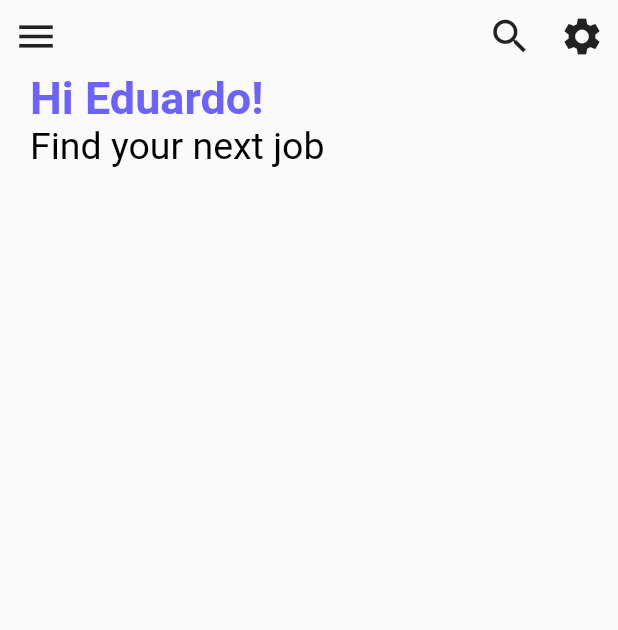
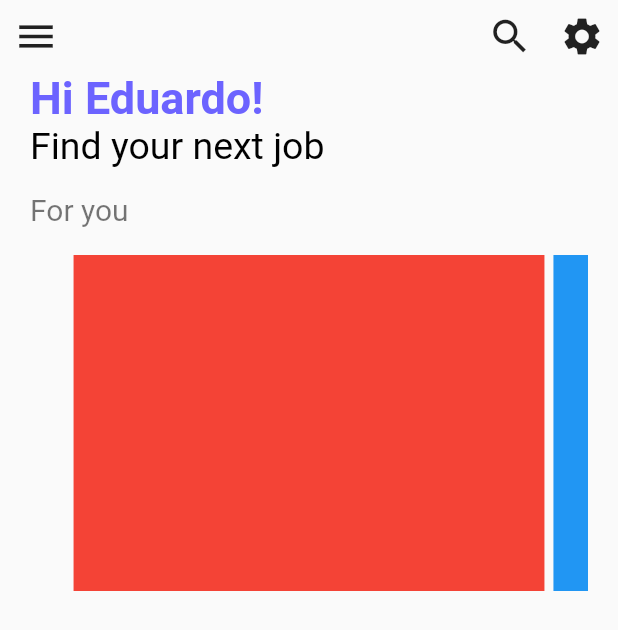
Before and after one commit to Edu-Maturana/flutter-jobs, a Flutter app: the screen it shows after launch, on a phone screen of 412 x 824 dp. Shown: the top 630 px of the screen. Run offline on Flutter 3.47's test engine with Material 2 defaults, Android fonts, the phone set to English and light mode, and no system bars; drawn by our look-alikes of carousel_slider.

Commit message:
add jobs carousel mockups

```diff
--- /dev/null
+++ b/lib/components/job_carousel.dart
@@ -0,0 +1,29 @@
+import 'package:flutter/material.dart';
+import 'package:carousel_slider/carousel_slider.dart';
+
+class JobCarousel extends StatelessWidget {
+  @override
+  Widget build(BuildContext context) {
+    return CarouselSlider(
+      options: CarouselOptions(
+          height: 230,
+          reverse: false,
+          viewportFraction: 0.86,
+          enableInfiniteScroll: false),
+      items: <Widget>[
+        Container(
+          color: Colors.red,
+          margin: EdgeInsets.all(3.0),
+        ),
+        Container(
+          color: Colors.blue,
+          margin: EdgeInsets.all(3.0),
+        ),
+        Container(
+          color: Colors.green,
+          margin: EdgeInsets.all(3.0),
+        ),
+      ],
+    );
+  }
+}
--- a/lib/screens/main_screen.dart
+++ b/lib/screens/main_screen.dart
@@ -1,4 +1,5 @@
 import 'package:flutter/material.dart';
+import 'package:flutter_1/components/job_carousel.dart';
 
 // create main screen
 class MainScreen extends StatelessWidget {
@@ -55,6 +56,11 @@ class MainScreen extends StatelessWidget {
               'Find your next job',
               style: Theme.of(context).textTheme.headline4,
             ),
+            Text(""),
+            Text("For you",
+                style: TextStyle(fontSize: 20, color: Colors.black54)),
+            Text(""),
+            JobCarousel(),
           ]),
     );
   }
--- a/pubspec.yaml
+++ b/pubspec.yaml
@@ -45,7 +45,7 @@ dev_dependencies:
   # package. See that file for information about deactivating specific lint
   # rules and activating additional ones.
   flutter_lints: ^1.0.0
-
+  carousel_slider: ^4.1.1
 # For information on the generic Dart part of this file, see the
 # following page: https://dart.dev/tools/pub/pubspec
 
```
Also changed, not shown: pubspec.lock.
